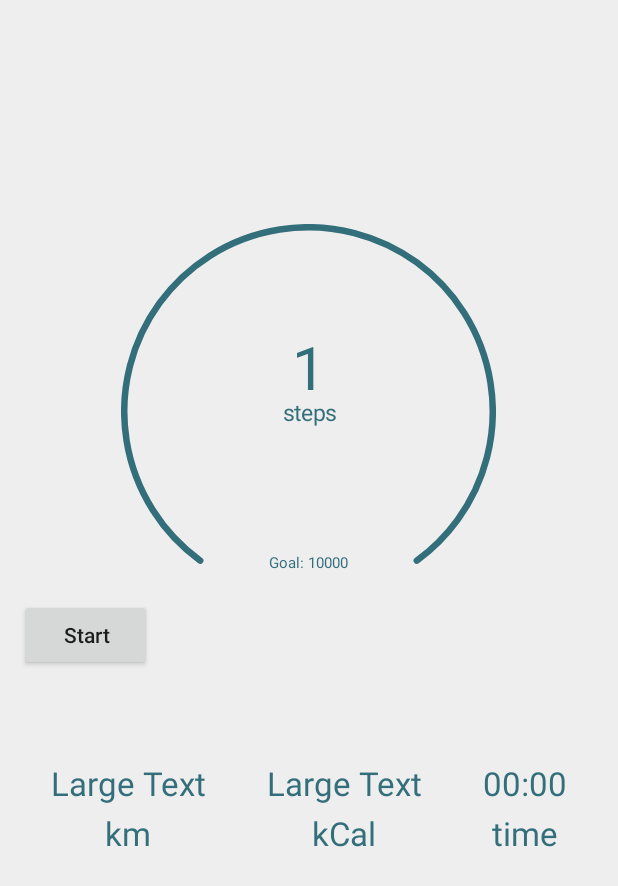
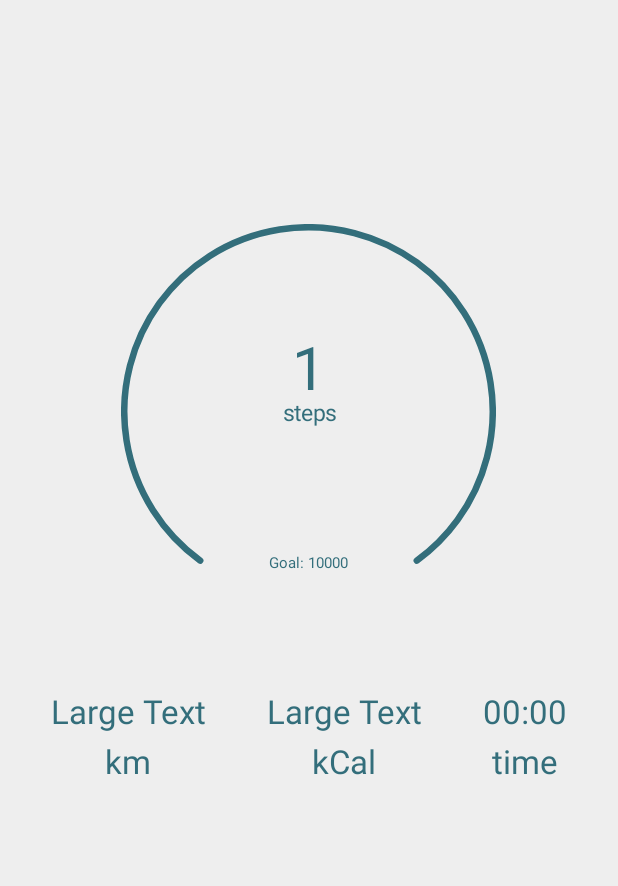
Before and after one commit to LucaAndrei/Fitness-MD-Android-fragments, an Android app: the layout layout_tab_pedometer.xml on its own in the app's theme, with its tools: preview values and no code run, on a phone screen of 412 x 824 dp. Shown: the top 886 px of the screen. Run offline under Robolectric (Android 15) with nearby library versions, the phone set to English and light mode, and no system bars.

Commit message:
remove start/stop timer button from pedometer fragment

```diff
--- a/app/src/main/java/com/master/aluca/fitnessmd/ui/PairDeviceActivity.java
+++ b/app/src/main/java/com/master/aluca/fitnessmd/ui/PairDeviceActivity.java
@@ -172,7 +172,6 @@ public class PairDeviceActivity extends Activity {
         super.onStop();
         Log.d(LOG_TAG, "onStop()");
 
-
         if (mService != null) {
             mContext.unbindService(mServiceConnection);
         }
--- a/app/src/main/res/layout/layout_tab_pedometer.xml
+++ b/app/src/main/res/layout/layout_tab_pedometer.xml
@@ -25,11 +25,11 @@
         app:arc_unfinished_color="#336E7B"
         app:arc_finished_color="#019875"/>
 
-    <Button
+    <!--<Button
         android:layout_width="wrap_content"
         android:layout_height="wrap_content"
         android:id="@+id/startTimer"
-        android:text="Start"/>
+        android:text="Start"/> -->
 
 
 
```
Also changed, not shown: app/src/main/java/com/master/aluca/fitnessmd/ui/fragments/pedometer/PedometerFragment.java (+6 -6 lines).
